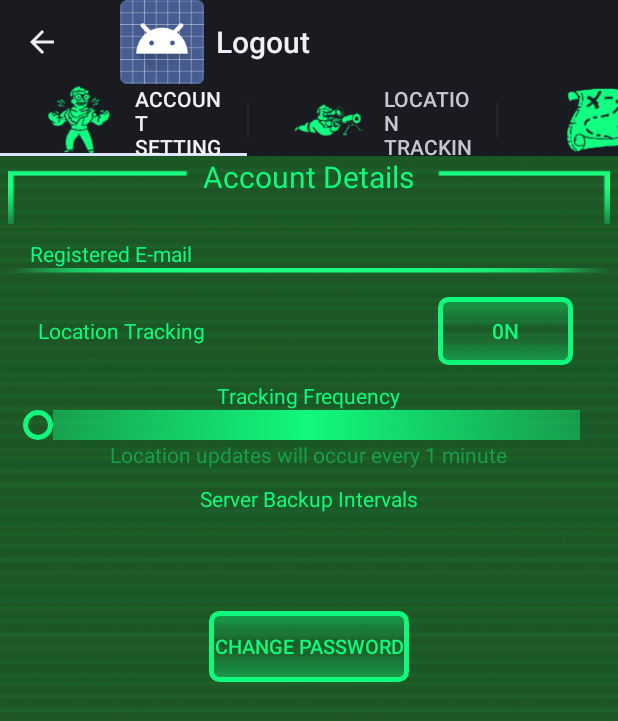
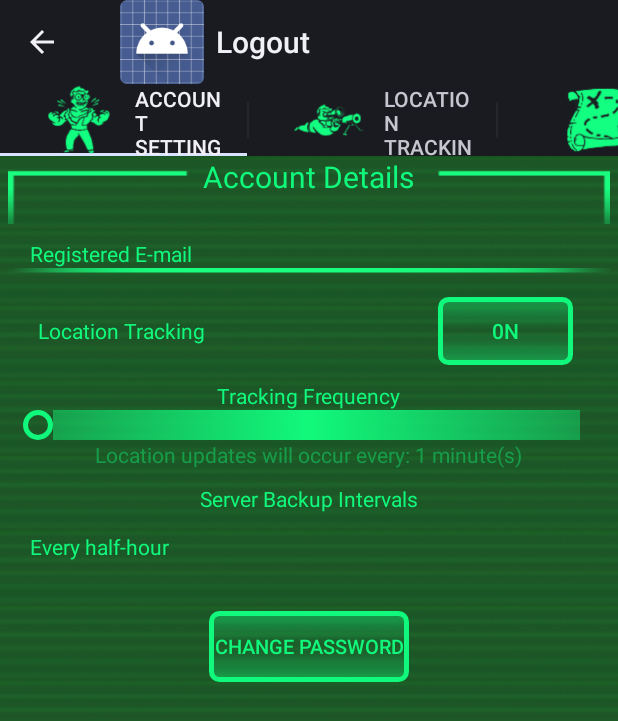
Before and after one commit to joshru/GeoTracker, an Android app: the MainActivity screen opened directly, with no data from a screen before it, after a tap on "0FF", on a phone screen of 412 x 824 dp. Shown: the top 721 px of the screen. Run offline under Robolectric (Android 15) with nearby library versions, the phone set to English and light mode, and no system bars; libraries missing offline, so code that uses them is left out: de.greenrobot.event; 1 statement that could not run was skipped; 1 other tap on this screen came first.

Commit message:
Lots of changes

```diff
--- a/app/src/main/java/com/tcss450/moneyteam/geotracker/fragments/AccountFragment.java
+++ b/app/src/main/java/com/tcss450/moneyteam/geotracker/fragments/AccountFragment.java
@@ -15,17 +15,22 @@ import android.view.View;
 import android.view.ViewGroup;
 import android.view.animation.Animation;
 import android.view.animation.ScaleAnimation;
+import android.widget.AdapterView;
+import android.widget.ArrayAdapter;
 import android.widget.Button;
 import android.widget.DatePicker;
 import android.widget.ImageView;
 import android.widget.RelativeLayout;
 import android.widget.SeekBar;
+import android.widget.Space;
+import android.widget.Spinner;
 import android.widget.TextView;
 import android.widget.ToggleButton;
 
 import com.tcss450.moneyteam.geotracker.R;
 import com.tcss450.moneyteam.geotracker.Utilities.BootLoader;
 import com.tcss450.moneyteam.geotracker.services.LocationIntentService;
+import com.tcss450.moneyteam.geotracker.services.WebPushIntent;
 
 /**
  * The account settings and information fragment for main activity
@@ -34,37 +39,53 @@ import com.tcss450.moneyteam.geotracker.services.LocationIntentService;
  * @author Joshua Rueschenberg
  */
 public class AccountFragment extends Fragment {
-    /** The user email text view*/
+    /**
+     * The user email text view
+     */
     private TextView mUserEmailLabel;
 
-    /** The user secret answer text view*/
+    /**
+     * The user secret answer text view
+     */
     private TextView mUserAnswerLabel;
 
-    /** The user secret question text view*/
+    /**
+     * The user secret question text view
+     */
     private TextView mUserQuestionLabel;
 
-    /** Password reset button*/
+    /**
+     * Password reset button
+     */
     private Button mPasswordResetButton;
 
-    /** Security question layout*/
+    /**
+     * Security question layout
+     */
     private RelativeLayout mEmailLayout;
 
-    /** Root view*/
+    /**
+     * Root view
+     */
     private View rootView;
 
     /** */
     private ToggleButton mToggleButton;
 
-    /** Local shared preferences*/
+    /**
+     * Local shared preferences
+     */
     private SharedPreferences myPreferences;
     private SeekBar mSeekBar;
     private ToggleButton mLocationTrackButton;
     private TextView mSeekTimeLabel;
+    private Spinner mServiceSpinner;
 
     /**
      * Creates the account information fragment and assigns all relevant listeners
-     * @param inflater the inflater
-     * @param container the container
+     *
+     * @param inflater           the inflater
+     * @param container          the container
      * @param savedInstanceState the saved instance state
      * @return the root view
      */
@@ -82,6 +103,7 @@ public class AccountFragment extends Fragment {
         mSeekBar = (SeekBar) rootView.findViewById(R.id.seekBar);
         mSeekTimeLabel = (TextView) rootView.findViewById(R.id.f_seek_time_label);
         mToggleButton = (ToggleButton) rootView.findViewById(R.id.toggleButton);
+        mServiceSpinner = (Spinner) rootView.findViewById(R.id.server_spinner);
 
         //TOGGLE~~~~~~~~~~~~~~~~~~~~~~~~~~~~~~~~~~~~~~~~~~~~~~~~~~~~~~~~~~~~~~~~
 
@@ -89,11 +111,18 @@ public class AccountFragment extends Fragment {
         myPreferences = getActivity().getSharedPreferences(getString(R.string.user_info_main_key), Context.MODE_PRIVATE);
         String userEmail = myPreferences.getString(getString(R.string.saved_email_key), "");
         int pollVal = myPreferences.getInt(getString(R.string.key_location_poll_timer), 0);
-            final int pollTime = (pollVal != 0) ? pollVal : 0;
+        final int pollTime = (pollVal != 0) ? pollVal : 1;
+        boolean savedLocationVal = myPreferences.getBoolean(getString(R.string.saved_location_toggle_boolean), false);
+        final int serviceGap = myPreferences.getInt(getString(R.string.key_location_upload_gap), 0);
 
         //SET USER FIELDS~~~~~~~~~~~~~~~~~~~~~~~~~~~~~~~~~~~~~~~~~~~~~~~~~~~~~~~
         mUserEmailLabel.setText(userEmail);
-
+        mSeekBar.setProgress(pollVal / 3);
+        changeTimeLabel(pollTime);
+        Log.i("Account Fragment", "SavedLocationBoolVal: " + savedLocationVal);
+        mToggleButton.setChecked(savedLocationVal);
+        LocationIntentService.setServiceAlarm(rootView.getContext(), savedLocationVal, pollTime);
+        WebPushIntent. setWebUploadAlarm(rootView.getContext(), true, serviceGap);
         //SET ONCLICK LISTENERS~~~~~~~~~~~~~~~~~~~~~~~~~~~~~~~~~~~~~~~~~~~~~~~~~
         mPasswordResetButton.setOnClickListener(new View.OnClickListener() {
             @Override
@@ -102,12 +131,13 @@ public class AccountFragment extends Fragment {
                 dialog.show(getFragmentManager(), "forgotPW");
             }
         });
+        //END
 
         //TOOGLE BUTTON ONCLICK~~~~~~~~~~~~~~~~~~~~~~~~~~~~~~~~~~~~~~~~~~~~~~~~~~~~~
         mToggleButton.setOnClickListener(new View.OnClickListener() {
             @Override
             public void onClick(View v) {
-                locationToggle(pollTime);
+                locationToggle();
             }
         });
 
@@ -130,32 +160,73 @@ public class AccountFragment extends Fragment {
                 if (progress > 0) {
                     minutesPolling = progress * 3;
                 }
-
-                mSeekTimeLabel.setText("Location updates will occur every: " + minutesPolling + " minute(s)");
-                int mPollingTime = minutesPolling;
-                toggle0n(mPollingTime);
+                changeTimeLabel(minutesPolling);
+                myPreferences.edit()
+                        .putInt(getString(R.string.key_location_poll_timer), minutesPolling)
+                        .apply();
             }
         });
 
+        //EMAIL LAYOUT LISTENER~~~~~~~~~~~~~~~~~~~~~~~~~~~~~~~~~~~~~~~~~~~~~~~~~~~~~
         mEmailLayout.setOnClickListener(new View.OnClickListener() {
             @Override
             public void onClick(View v) {
                 ImageView lineView = (ImageView) getActivity().findViewById(R.id.f_email_line);
                 TextView answer = (TextView) getActivity().findViewById(R.id.f_account_email);
-                    ScaleAnimation anim = new ScaleAnimation(0.0f, 1.0f, 1.0f, 1.0f, Animation.RELATIVE_TO_SELF,1.0f, Animation.RELATIVE_TO_SELF, 0.5f);
+                ScaleAnimation anim = new ScaleAnimation(0.0f, 1.0f, 1.0f, 1.0f, Animation.RELATIVE_TO_SELF, 1.0f, Animation.RELATIVE_TO_SELF, 0.5f);
                 anim.setDuration(700);
                 lineView.startAnimation(anim);
-                    if(answer.getVisibility() == View.INVISIBLE) {
+                if (answer.getVisibility() == View.INVISIBLE) {
                     answer.startAnimation(anim);
                     answer.setVisibility(View.VISIBLE);
-                    }else{
+                } else {
                     answer.setVisibility(View.INVISIBLE);
                 }
             }
         });
 
+        //Assign Spinner Server Options
+        ArrayAdapter<CharSequence> adapter = ArrayAdapter.createFromResource(rootView.getContext(), R.array.service_spinner_values,
+                R.layout.item_spinner);
+        adapter.setDropDownViewResource(R.layout.item_spinner_dropdown);
+        mServiceSpinner.setAdapter(adapter);
+
+        mServiceSpinner.setOnItemClickListener(new AdapterView.OnItemClickListener() {
+            @Override
+            public void onItemClick(AdapterView<?> adapterView, View view, int i, long l) {
+                int minutesPerUpload = 60;
+
+                switch (i){
+                    case 0:
+                        minutesPerUpload = 30;
+                    case 1:
+                        minutesPerUpload = 60;
+                    case 2:
+                        minutesPerUpload = 120;
+                    case 3:
+                        minutesPerUpload = 720;
+                    case 4:
+                        minutesPerUpload = 1440;
+                    default:
+                        minutesPerUpload = -1;
+                        break;
+                }
+
+                WebPushIntent.setWebUploadAlarm(rootView.getContext(), true, minutesPerUpload);
+            }
+        });
         return rootView;
     }
+
+    /**
+     *
+     * @param minutesPerTick
+     */
+    private void changeTimeLabel(final int minutesPerTick) {
+        mSeekTimeLabel.setText("Location updates will occur every: " + minutesPerTick + " minute(s)");
+    } //END void changeTimeLabel
+
+
 
     /**
      * OnClickListener for change password button.
@@ -163,7 +234,9 @@ public class AccountFragment extends Fragment {
     public void changePassword() {
         ForgotPasswordDialog dialog = ForgotPasswordDialog.newInstance();
         dialog.show(getFragmentManager(), "forgotPW");
-    }
+    } //END void changePassword()
+
+
 
     @TargetApi(Build.VERSION_CODES.JELLY_BEAN)
     private void toggle0ff() {
@@ -180,13 +253,16 @@ public class AccountFragment extends Fragment {
         myPreferences.edit().putBoolean(getString(R.string.saved_location_toggle_boolean), false).apply();
         mToggleButton.setTextColor(getResources().getColor(R.color.pip_hint_shade));
         mToggleButton.setBackground(getResources().getDrawable(R.drawable.edit_text_gradient_inverse));
-    }
+    } //END void toggle0ff()
+
+
 
     /**
      * Toggles location tracking on
      */
     @TargetApi(Build.VERSION_CODES.JELLY_BEAN)
-    private void toggle0n(final int pollingTime) {
+    private void toggle0n() {
+        int pollingTime = myPreferences.getInt(getString(R.string.key_location_poll_timer), 0);
         LocationIntentService.setServiceAlarm(rootView.getContext(), true, pollingTime);
 
         ComponentName receiver = new ComponentName(rootView.getContext(), BootLoader.class);
@@ -202,16 +278,18 @@ public class AccountFragment extends Fragment {
         Log.i("Account Tag", "locationPollTime: " + pollingTime);
         mToggleButton.setTextColor(getResources().getColor(R.color.pip_light_neon));
         mToggleButton.setBackground(getResources().getDrawable(R.drawable.edit_text_gradient));
-    }
+    } //END void toggle0n()
+
+
 
     /**
      * Visually toggles the location tracking button
      */
-    public void locationToggle(final int pollTime) {
+    public void locationToggle() {
         if(mToggleButton.isChecked()) {
-            toggle0n(pollTime);
+            toggle0n();
         } else {
             toggle0ff();
         }
-    }
-}
+    } //END void locationToggle()
+} //END AccountFragment.class
--- a/app/src/main/java/com/tcss450/moneyteam/geotracker/services/LocationIntentService.java
+++ b/app/src/main/java/com/tcss450/moneyteam/geotracker/services/LocationIntentService.java
@@ -83,7 +83,7 @@ public class LocationIntentService extends IntentService {
         mEdit.putInt(context.getString(R.string.key_location_poll_timer), locationMinutes).apply();
 
         //Convert locationInterval into milliseconds
-        int customTimeInterval = locationMinutes * 360000;
+        int customTimeInterval = locationMinutes * 60000;
 
         //Enable or disable alarm
         if (isEnabled) {
@@ -91,11 +91,13 @@ public class LocationIntentService extends IntentService {
                     calendar.getTimeInMillis(),
                     customTimeInterval,
                     alarmIntent);
+            //WebPushIntent.setWebUploadAlarm();
             Log.i(LOCATION_SERVICE_TAG, "SetRepeating Enabled with time intervals of: " + customTimeInterval);
         } else {
             alarmManager.cancel(alarmIntent);
             alarmIntent.cancel();
             Log.i(LOCATION_SERVICE_TAG, "SetRepeating Disabled");
+            WebPushIntent.setWebUploadAlarm(context, false, -2);
         }
 
     }
--- /dev/null
+++ b/app/src/main/java/com/tcss450/moneyteam/geotracker/services/WebPushIntent.java
@@ -0,0 +1,98 @@
+package com.tcss450.moneyteam.geotracker.services;
+
+import android.app.AlarmManager;
+import android.app.IntentService;
+import android.app.PendingIntent;
+import android.content.Context;
+import android.content.Intent;
+import android.content.SharedPreferences;
+import android.location.LocationListener;
+import android.location.LocationManager;
+import android.os.Looper;
+import android.util.Log;
+
+import com.tcss450.moneyteam.geotracker.R;
+
+import java.util.Calendar;
+
+/**
+ * Created by Alex_MAC on 5/19/15.
+ */
+public class WebPushIntent extends IntentService {
+
+
+    public static final int WEBSERVICE_INTERVAL = 3600000;
+    /** Tag for the location service intent. */
+    private static final String WEB_SERVICE_TAG = "WebIntentService" ;
+    /** Reference to the application context*/
+    private static Context mContext;
+
+    /** Notification mId for reference */
+    //private int mId = 1;
+
+    /**
+     * Creates an IntentService.  Invoked by your subclass's constructor.
+     */
+    public WebPushIntent() {
+        super("WebService");
+
+    }
+
+    @Override
+    public int onStartCommand(Intent intent, int flags, int startId) {
+        super.onStartCommand(intent, flags, startId);
+        return START_REDELIVER_INTENT;
+    }
+
+
+    @Override
+    protected void onHandleIntent(Intent intent) {
+        Log.i(WEB_SERVICE_TAG, "Intent Called");
+
+        //Push all the information to the WebService.
+    }
+
+    //ALARM MANAGER~~~~~~~~~~~~~~~~~~~~~~~~~~~~~~~~~~~~~~~~~~~~~~~~~~~~~~~~~~~~~~~~~
+
+    public static void setWebUploadAlarm(final Context context, boolean isEnabled,
+                                       final int minutesBetweenPushes) {
+        mContext = context;
+        SharedPreferences sp = context.getSharedPreferences(context.getString(R.string.user_info_main_key), Context.MODE_PRIVATE);
+        final Calendar calendar =  Calendar.getInstance();
+        final AlarmManager alarmManager = (AlarmManager) context.getSystemService(Context.ALARM_SERVICE);
+        final Intent intent = new Intent(context, WebPushIntent.class);
+        final PendingIntent alarmIntent = PendingIntent.getService(context, 0, intent, 0);
+
+        //Store the new webservice gap in SP if minutes > -2 (Means no change from previous)
+        if(minutesBetweenPushes > -2) {
+            SharedPreferences.Editor mEdit = sp.edit();
+            mEdit.putInt(context.getString(R.string.key_location_upload_gap), minutesBetweenPushes).apply();
+        }
+        //Listen for charging Event, set alarm false.
+        if(minutesBetweenPushes == -2) {
+            //TODO finish this ish
+            //sp.edit().put
+            isEnabled = false;
+        }
+
+        //
+        final int milliSecondsGap = minutesBetweenPushes * 60000;
+
+        //Enable or disable alarm
+        if (isEnabled) {
+            alarmManager.setRepeating(AlarmManager.RTC_WAKEUP,
+                    calendar.getTimeInMillis(),
+                    milliSecondsGap,
+                    alarmIntent);
+            Log.i(WEB_SERVICE_TAG, "SetRepeating Enabled with time intervals of: " + milliSecondsGap);
+        } else {
+            alarmManager.cancel(alarmIntent);
+            alarmIntent.cancel();
+            Log.i(WEB_SERVICE_TAG, "SetRepeating Disabled");
+        }
+
+    }
+
+
+private static void parseTimeVal(int minutesBetweenPushes) {
+    }}
--- a/app/src/main/res/layout/fragment_account_settings.xml
+++ b/app/src/main/res/layout/fragment_account_settings.xml
@@ -157,7 +157,7 @@
         <Spinner
             android:layout_width="wrap_content"
             android:layout_height="wrap_content"
-            android:id="@+id/spinner"
+            android:id="@+id/server_spinner"
             android:spinnerMode="dropdown"
             android:textAlignment="center"
             android:touchscreenBlocksFocus="false"
--- a/app/src/main/res/layout/fragment_tracking_settings.xml
+++ b/app/src/main/res/layout/fragment_tracking_settings.xml
@@ -1,7 +1,7 @@
 <LinearLayout xmlns:android="http://schemas.android.com/apk/res/android"
     xmlns:tools="http://schemas.android.com/tools"
     android:layout_width="match_parent"
-    android:layout_height="match_parent"
+    android:layout_height="fill_parent"
     android:orientation="vertical"
     android:background="@drawable/pip_background">
 
@@ -205,7 +205,7 @@
 
             <ListView
                 android:layout_width="fill_parent"
-                android:layout_height="250dp"
+                android:layout_height="500dp"
                 android:id="@+id/list_location_listview"
                 android:layout_marginLeft="20dp"
                 android:layout_marginRight="20dp"
--- a/app/src/main/res/layout/item_spinner.xml
+++ b/app/src/main/res/layout/item_spinner.xml
@@ -3,7 +3,6 @@
     android:layout_width="match_parent"
     android:layout_height="wrap_content"
     android:textSize="14sp"
-    android:background="@drawable/edit_text_gradient"
     android:paddingLeft="10dp"
     android:paddingTop="5dp"
     android:paddingBottom="5dp"
--- a/app/src/main/res/layout/item_spinner_dropdown.xml
+++ b/app/src/main/res/layout/item_spinner_dropdown.xml
@@ -6,7 +6,7 @@
     android:layout_width="match_parent"
     android:layout_height="?android:attr/listPreferredItemHeight"
     android:ellipsize="marquee"
-    android:background="@color/pip_hint_shade"
-    android:textSize="14dp"
+    android:background="@drawable/edit_text_gradient"
+    android:textSize="14sp"
     android:textColor="#ff11f97c"
     android:alpha="0.9"/>
--- a/app/src/main/res/values/arrays.xml
+++ b/app/src/main/res/values/arrays.xml
@@ -5,4 +5,13 @@
         <item>Map</item>
         <item>Account Settings</item>
     </string-array>
+
+    <string-array name="service_spinner_values">
+        <item>Every half-hour</item>
+        <item>Every hour</item>
+        <item>Every two hours</item>
+        <item>Twice a Day</item>
+        <item>Once a Day</item>
+        <item>Only when connected to an external power source</item>
+    </string-array>
 </resources>
--- a/app/src/main/res/values/strings.xml
+++ b/app/src/main/res/values/strings.xml
@@ -127,6 +127,7 @@
     <string name="saved_location_toggle_boolean">locationBoolean</string>
     <string name="saved_user_id_key">userID</string>
     <string name="key_location_poll_timer">key_location_poll_timer</string>
+    <string name="key_location_upload_gap">Location Gap Value</string>
 
 
     <!-- UNSORTED VALUES-->
```
Also changed, not shown: app/src/main/java/com/tcss450/moneyteam/geotracker/activities/MainActivity.java (+7 -0 lines). Lines whose indentation alone changed are shown as unchanged.
